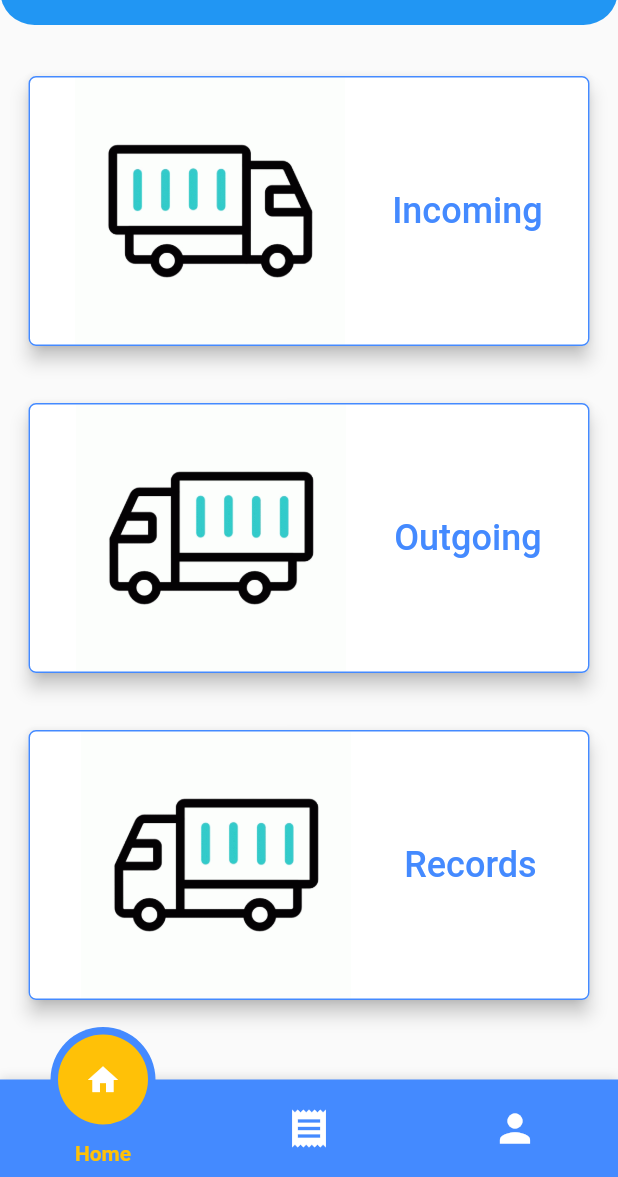
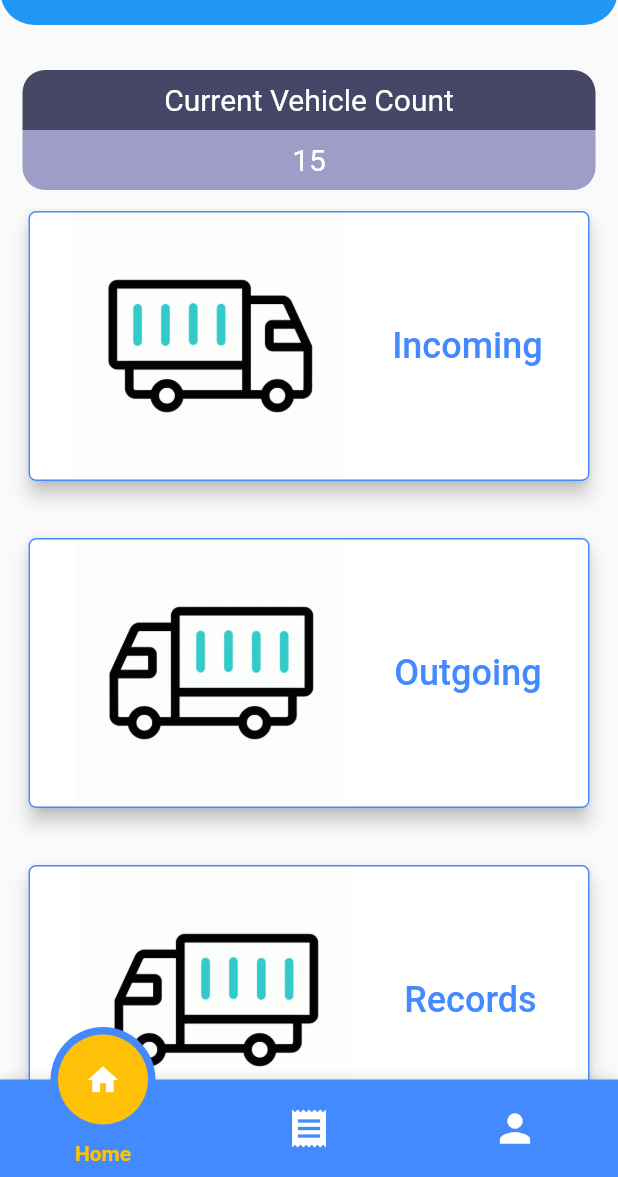
Before and after one commit to apexpre-dator/YardMaster, a Flutter app: the HomeScreen screen opened by its route, on a phone screen of 412 x 824 dp, the part 59-1236 px from its top. Run offline on Flutter 3.47's test engine with Material 2 defaults, Android fonts, the phone set to English and light mode, and no system bars; drawn by our look-alikes of motion_tab_bar_v2; our stand-ins replace carousel_slider, cloud_firestore, custom_radio_grouped_button, dropdown_button2, firebase_auth, firebase_core and 7 more; missing offline and left inert: giffy_dialog, qr_code_scanner, toggle_list; accounts and stored records are empty.

Commit message:
UI change

```diff
--- a/lib/screens/home.dart
+++ b/lib/screens/home.dart
@@ -59,10 +59,56 @@ class _HomeScreenState extends State<HomeScreen> with TickerProviderStateMixin {
           SingleChildScrollView(
             child: Container(
               margin: const EdgeInsets.symmetric(horizontal: 15, vertical: 30),
-              height: MediaQuery.of(context).size.height * 0.76,
               child: Column(
                 crossAxisAlignment: CrossAxisAlignment.center,
                 children: [
+                  Column(
+                    children: [
+                      Container(
+                        height: 40,
+                        width: double.infinity,
+                        decoration: const BoxDecoration(
+                          color: Color(0xFF464667),
+                          borderRadius: BorderRadius.only(
+                            topLeft: Radius.circular(15),
+                            topRight: Radius.circular(15),
+                          ),
+                        ),
+                        child: const Center(
+                          child: Text(
+                            'Current Vehicle Count',
+                            textAlign: TextAlign.center,
+                            style: TextStyle(
+                              color: Colors.white,
+                              fontSize: 20,
+                            ),
+                          ),
+                        ),
+                      ),
+                      Container(
+                        height: 40,
+                        width: double.infinity,
+                        decoration: BoxDecoration(
+                          color: const Color(0xFF5F5FA7).withOpacity(0.6),
+                          borderRadius: const BorderRadius.only(
+                            bottomLeft: Radius.circular(15),
+                            bottomRight: Radius.circular(15),
+                          ),
+                        ),
+                        child: const Center(
+                          child: Text(
+                            '15',
+                            textAlign: TextAlign.center,
+                            style: TextStyle(
+                              color: Colors.white,
+                              fontSize: 20,
+                            ),
+                          ),
+                        ),
+                      ),
+                    ],
+                  ),
+                  const SizedBox(height: 10),
                   GestureDetector(
                     onTap: () {
                       print('here');
```
Also changed, not shown: 1 other file.
